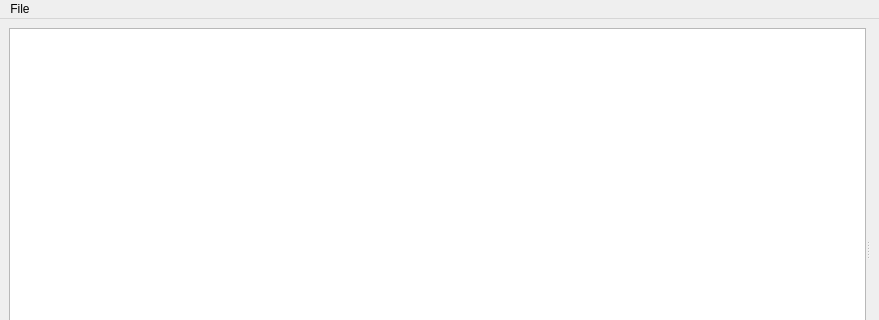
First picture: the form in src/MainWindow.ui, repository gdevic/LucidNotes, before the edit; both pictures show x 0 to 879 and y 0 to 320 of the 879 by 500 pixel window.
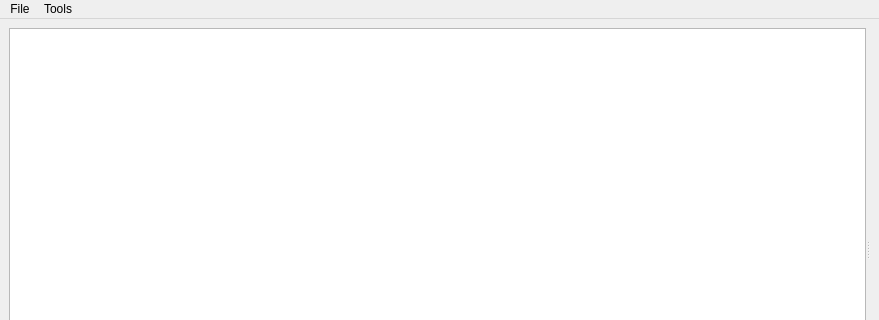
Second picture: the form after the edit. Custom widgets are drawn as their Qt base class.

Commit message: Add Options dialog and implement default font selection

```diff
--- a/src/MainWindow.ui
+++ b/src/MainWindow.ui
@@ -65,7 +65,14 @@
     </property>
     <addaction name="actionExit"/>
    </widget>
+   <widget class="QMenu" name="menuTools">
+    <property name="title">
+     <string>Tools</string>
+    </property>
+    <addaction name="actionOptions"/>
+   </widget>
    <addaction name="menuFile"/>
+   <addaction name="menuTools"/>
   </widget>
   <widget class="QStatusBar" name="statusbar"/>
   <action name="actionExit">
```
Left out of the diff: 5 changed lines with no effect on the pictures. The commit also changes 7 other files.
